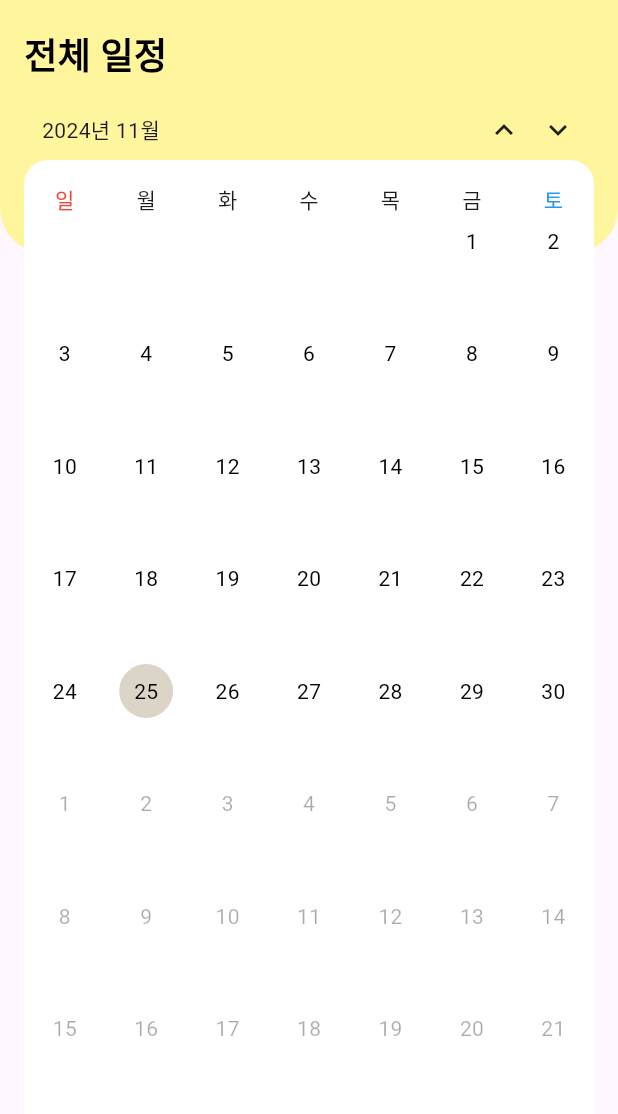
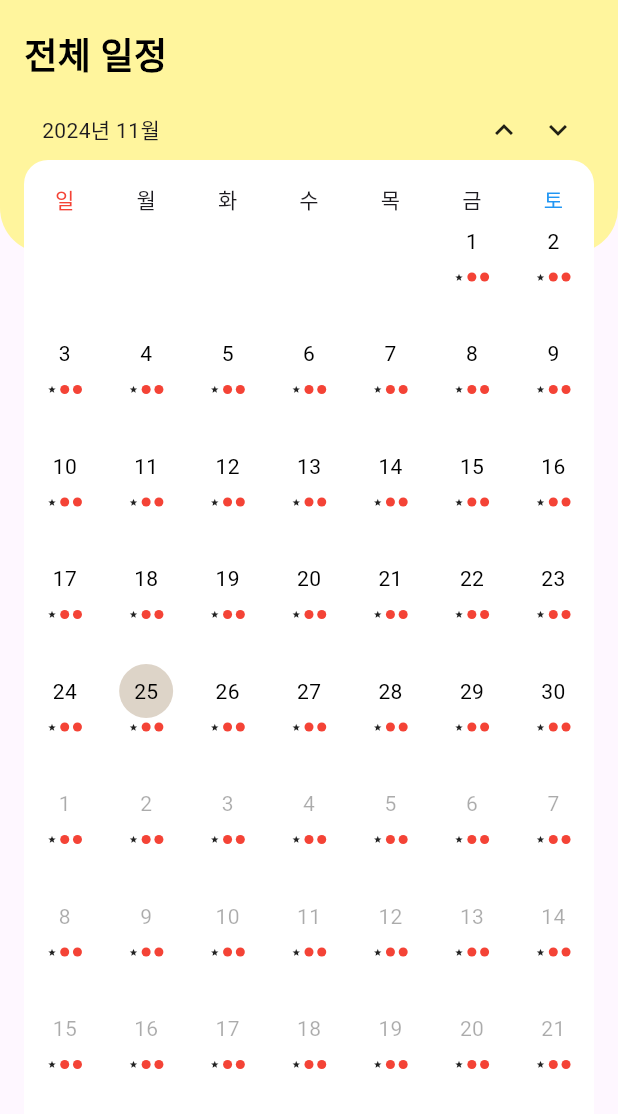
Before and after one commit to STUDULER/studuler_frontend, a Flutter app: the TeacherSchedulePerClassPage screen opened directly, on a phone screen of 412 x 824 dp, the part 122-1236 px from its top. Run offline on Flutter 3.47's test engine with Material 3 defaults, Android fonts, the phone set to English and light mode, and no system bars; our stand-ins replace card_swiper, dio, flutter_rating_bar, flutter_secure_storage, gap, google_sign_in and 2 more; missing offline and left inert: board_datetime_picker, kakao_flutter_sdk; accounts and stored records are empty.

Commit message:
Day Cell 테스트

```diff
--- a/lib/common/widget/day_cell.dart
+++ b/lib/common/widget/day_cell.dart
@@ -1,4 +1,5 @@
 import 'package:flutter/material.dart';
+import 'package:gap/gap.dart';
 import 'package:jiffy/jiffy.dart';
 
 class DayCell extends StatelessWidget {
@@ -12,6 +13,9 @@ class DayCell extends StatelessWidget {
   final bool activated;
   final Jiffy date;
   final double opacity;
+
+  final double dotSize = 6.0;
+  final double gapSize = 2.5;
 
   // final List<Colors>
 
@@ -35,11 +39,14 @@ class DayCell extends StatelessWidget {
                   Container(
                     width: MediaQuery.sizeOf(context).width / 7,
                     decoration: BoxDecoration(
-                        color: date.isSame(Jiffy.now(), unit: Unit.day)
-                            ? const Color(0xffc7b7a3).withOpacity(0.6)
-                            : Colors.white,
-                        shape: BoxShape.circle),
+                      // color: Colors.red
+                      color: date.isSame(Jiffy.now(), unit: Unit.day)
+                          ? const Color(0xffc7b7a3).withOpacity(0.6)
+                          : Colors.white,
+                      shape: BoxShape.circle,
+                    ),
                     child: Center(
+                      // color: Color
                       child: Padding(
                         padding: const EdgeInsets.all(8.0),
                         child: Text(
@@ -51,7 +58,104 @@ class DayCell extends StatelessWidget {
                       ),
                     ),
                   ),
-                  // const Placeholder(),
+                  const Gap(2),
+                  Gap(1),
+                  Row(
+                    children: [
+                      const Spacer(),
+                      Container(
+                        width: dotSize,
+                        height: dotSize,
+                        // decoration: BoxDecoration(
+                        //   shape: BoxShape.,
+                        //   border: Border.all(
+                        //     color: Colors.yellow,
+                        //     width: 1.0
+                        //   ),
+                        //   color: Colors.blueGrey,
+                        // ),
+                        child: Icon(
+                          size: dotSize,
+                          Icons.star),
+                      ),
+                      Gap(gapSize),
+                      Container(
+                        width: dotSize,
+                        height: dotSize,
+                        decoration: BoxDecoration(
+                          shape: BoxShape.circle,
+                          color: Colors.red,
+                        ),
+                      ),
+                      Gap(gapSize),
+                      Container(
+                        width: dotSize,
+                        height: dotSize,
+                        decoration: BoxDecoration(
+                          shape: BoxShape.circle,
+                          color: Colors.red,
+                        ),
+                      ),
+                      const Spacer(),
+                    ],
+                  ),
+                  // Row(
+                  //   children: [
+                  //     const Spacer(),
+                  //     Container(
+                  //       width: 10,
+                  //       height: 10,
+                  //       decoration: BoxDecoration(
+                  //         shape: BoxShape.circle,
+                  //         color: Colors.purple.shade300,
+                  //       ),
+                  //     ),
+                  //     const Gap(1),
+                  //     Container(
+                  //       width: 10,
+                  //       height: 10,
+                  //       decoration: BoxDecoration(
+                  //         shape: BoxShape.circle,
+                  //         color: Colors.red,
+                  //       ),
+                  //     ),
+                  //     const Gap(1),
+                  //     Container(
+                  //       width: 10,
+                  //       height: 10,
+                  //       decoration: BoxDecoration(
+                  //         shape: BoxShape.circle,
+                  //         color: Colors.red,
+                  //       ),
+                  //     ),
+                  //     const Spacer(),
+                  //   ],
+                  // ),
+                  // Gap(1),
+                  // Row(
+                  //   children: [
+                  //     const Spacer(),
+                  //     Container(
+                  //       width: 10,
+                  //       height: 10,
+                  //       decoration: BoxDecoration(
+                  //         border: Border.all(width: 2),
+                  //         shape: BoxShape.circle,
+                  //         color: Colors.purple.shade300,
+                  //       ),
+                  //     ),
+                  //     const Gap(1),
+                  //     Container(
+                  //       width: 10,
+                  //       height: 10,
+                  //       decoration: BoxDecoration(
+                  //         shape: BoxShape.circle,
+                  //         color: Colors.purple.shade300,
+                  //       ),
+                  //     ),
+                  //     const Spacer(),
+                  //   ],
+                  // ),
                 ],
               )
             : const SizedBox.shrink(),
```
